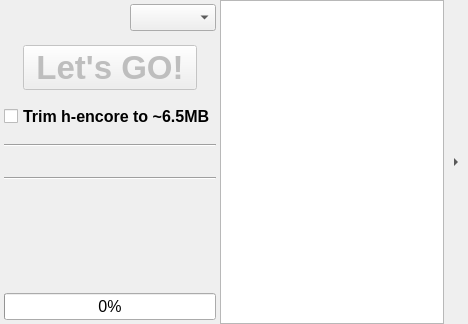
soarqin/finalhe, file src/finalhe.ui: the form before one commit.
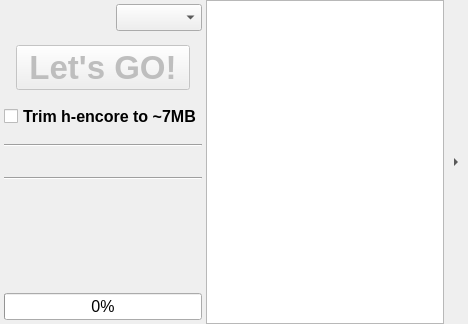
The form after the commit.

```diff
--- a/src/finalhe.ui
+++ b/src/finalhe.ui
@@ -119,7 +119,7 @@
              </font>
             </property>
             <property name="text">
-             <string>Trim h-encore to ~6.5MB</string>
+             <string>Trim h-encore to ~7MB</string>
             </property>
            </widget>
           </item>
```
